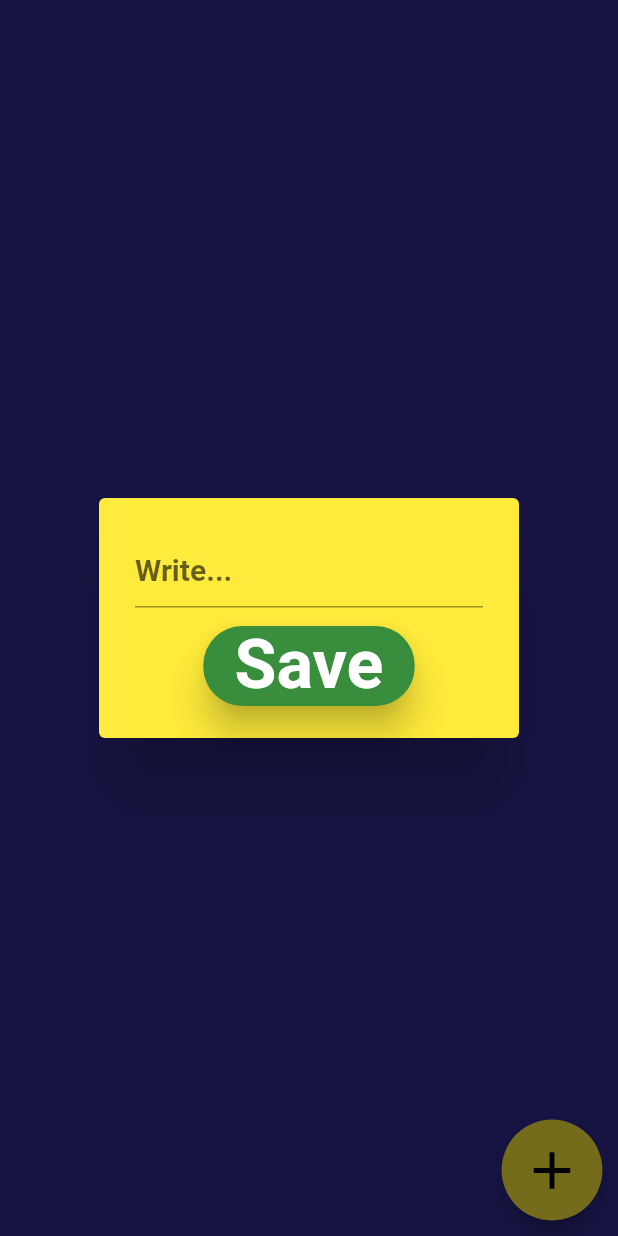
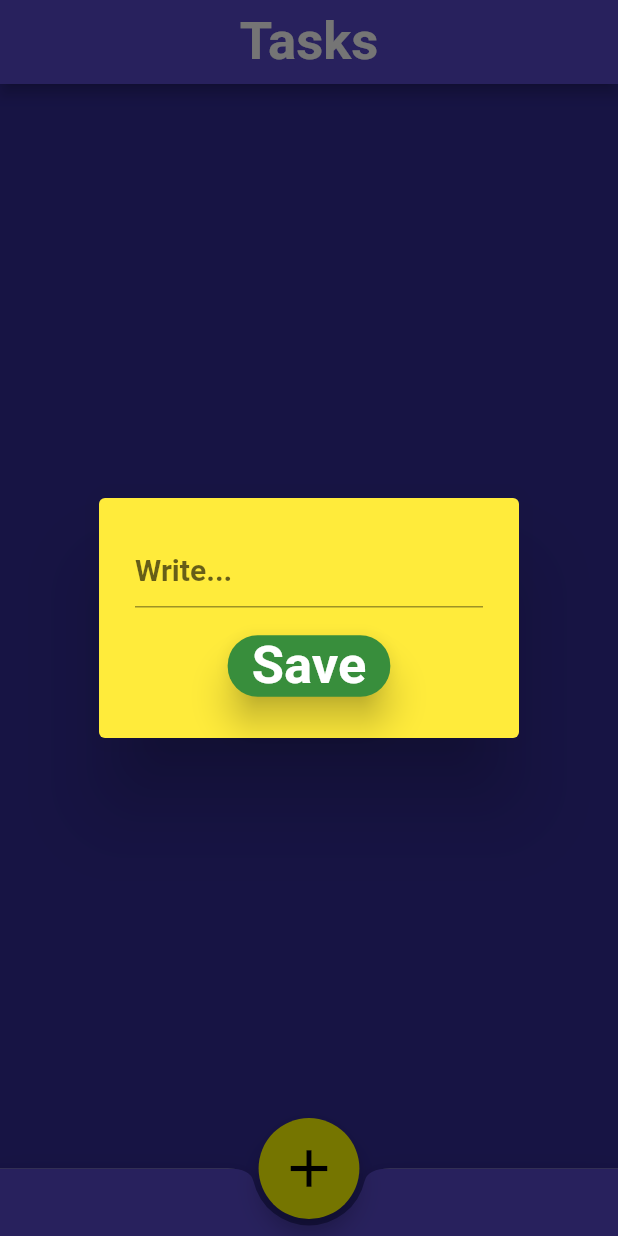
Before and after one commit to 1Divy1/To-Do-App, a Flutter app: the screen it shows after launch, after a tap on the "add" icon, on a phone screen of 412 x 824 dp. Run offline on Flutter 3.47's test engine with Material 2 defaults, Android fonts, the phone set to English and light mode, and no system bars; our stand-ins replace flutter_slidable, hive, hive_flutter; accounts and stored records are empty.

Commit message:
- iconita aplicatiei schimbata - butonul delete mai mic - container-ul se extinde daca - textul este prea mare - adaugat bara sus + jos - buton centrat cu efect la bara de jos

```diff
--- a/lib/dialog_box.dart
+++ b/lib/dialog_box.dart
@@ -1,7 +1,7 @@
 import 'package:flutter/material.dart';
 
 class DialogBox extends StatelessWidget {
-  var controller = TextEditingController();
+  TextEditingController controller = TextEditingController();
   VoidCallback onSave;
 
   DialogBox({
@@ -33,10 +33,8 @@ class DialogBox extends StatelessWidget {
             ),
           ),
           const SizedBox(height: 15),
-          Transform.scale(
-            scale: 1.3,
-            child: ElevatedButton(
-              onPressed: controller.text.isEmpty ? onSave : onSave,
+          ElevatedButton(
+            onPressed: onSave,
             style: ElevatedButton.styleFrom(
               backgroundColor: Colors.green.shade700,
               elevation: 10,
@@ -53,7 +51,6 @@ class DialogBox extends StatelessWidget {
               ),
             ),
           ),
-          ),
         ],
       ),
     );
--- a/lib/home.dart
+++ b/lib/home.dart
@@ -1,7 +1,8 @@
+import 'package:flutter/gestures.dart';
 import 'package:flutter/material.dart';
-import 'package:to_do_app/storage.dart';
-import 'package:to_do_app/dialog_box.dart';
-import 'package:to_do_app/task_tile.dart';
+import 'package:ToDoBeta/storage.dart';
+import 'package:ToDoBeta/dialog_box.dart';
+import 'package:ToDoBeta/task_tile.dart';
 import 'package:hive/hive.dart';
 
 class HomeScreen extends StatefulWidget {
@@ -22,12 +23,9 @@ class _HomeScreenState extends State<HomeScreen> {
 
     if (box.get('ToDoList') != null) {
       storage.loadData();
-      print('to do light length: ${storage.toDoList.length}');
     }
   }
 
-  // changes checkbox' bool value to the opposite
-  // then updates the local storage value
   void checkBoxChanged(bool? value, int index) {
     setState(() {
       storage.toDoList[index][1] = !storage.toDoList[index][1];
@@ -41,6 +39,24 @@ class _HomeScreenState extends State<HomeScreen> {
       builder: (context) => DialogBox(
         controller: taskController,
         onSave: saveTask,
+      ),
+    );
+  }
+
+  void editTask() {
+    showDialog(
+      context: context,
+      builder: (context) => DialogBox(
+        controller: taskController,
+        onSave: () {
+          if (taskController.text.isNotEmpty) {
+            setState(() {
+              taskController.clear();
+            });
+            storage.updateLocalStorage();
+            Navigator.pop(context);
+          }
+        },
       ),
     );
   }
@@ -63,11 +79,25 @@ class _HomeScreenState extends State<HomeScreen> {
     });
   }
 
+  // TO DO
   void updateTask() {}
 
   @override
   Widget build(BuildContext context) {
     return Scaffold(
+      appBar: AppBar(
+        backgroundColor: const Color.fromARGB(255, 87, 72, 202),
+        title: const Center(
+          child: Text(
+            'Tasks',
+            style: TextStyle(
+              fontSize: 35,
+              color: Colors.white,
+              fontWeight: FontWeight.bold,
+            ),
+          ),
+        ),
+      ),
       backgroundColor: const Color.fromARGB(255, 50, 43, 148),
       body: ListView.builder(
         itemCount: storage.toDoList.length,
@@ -76,15 +106,17 @@ class _HomeScreenState extends State<HomeScreen> {
             taskName: storage.toDoList[index][0],
             bTaskCompleted: storage.toDoList[index][1],
             onChanged: (value) => checkBoxChanged(value, index),
-            deleteFunction: (p0) => deleteTask(index),
+            deleteFunction: (value) => deleteTask(index),
+            editTask: () => editTask(),
           );
         },
       ),
+      floatingActionButtonLocation: FloatingActionButtonLocation.centerDocked,
       floatingActionButton: Transform.scale(
         scale: 1.2,
         child: FloatingActionButton(
           onPressed: createTask,
-          backgroundColor: Colors.yellow,
+          backgroundColor: Colors.yellowAccent,
           child: const Icon(
             Icons.add,
             color: Colors.black,
@@ -92,6 +124,16 @@ class _HomeScreenState extends State<HomeScreen> {
           ),
         ),
       ),
+      bottomNavigationBar: BottomAppBar(
+        shape: const CircularNotchedRectangle(),
+        notchMargin: 10,
+        clipBehavior: Clip.antiAliasWithSaveLayer,
+        color: Colors.white,
+        child: Container(
+          height: 45,
+          color: const Color.fromARGB(255, 87, 72, 202),
+        ),
+      ),
     );
   }
 }
--- a/lib/main.dart
+++ b/lib/main.dart
@@ -1,10 +1,10 @@
 import 'package:flutter/material.dart';
-import 'package:to_do_app/home.dart';
+import 'package:flutter/services.dart';
+import 'package:ToDoBeta/home.dart';
 import 'package:hive_flutter/hive_flutter.dart';
 
 void main() async {
   await Hive.initFlutter();
-
   var box = await Hive.openBox('taskBox');
 
   runApp(const MyApp());
@@ -15,6 +15,7 @@ class MyApp extends StatelessWidget {
 
   @override
   Widget build(BuildContext context) {
+    SystemChrome.setPreferredOrientations([DeviceOrientation.portraitUp]);
     return const MaterialApp(
       debugShowCheckedModeBanner: false,
       home: HomeScreen(),
```
Also changed, not shown: lib/task_tile.dart (+17 -2 lines), pubspec.yaml (+8 -17 lines), images/app-icon.png (added), resources/app-logo.webp (deleted), 28 other files. Lines whose indentation alone changed are shown as unchanged.
